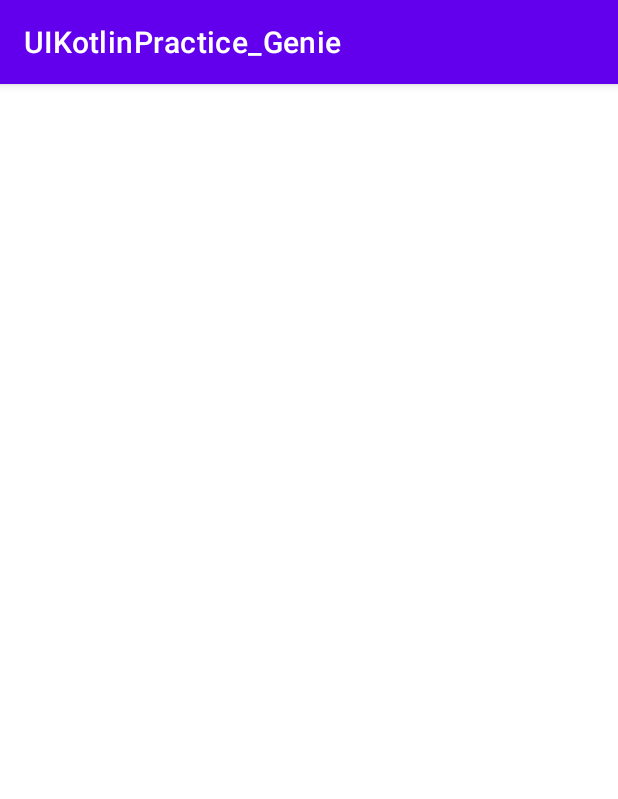
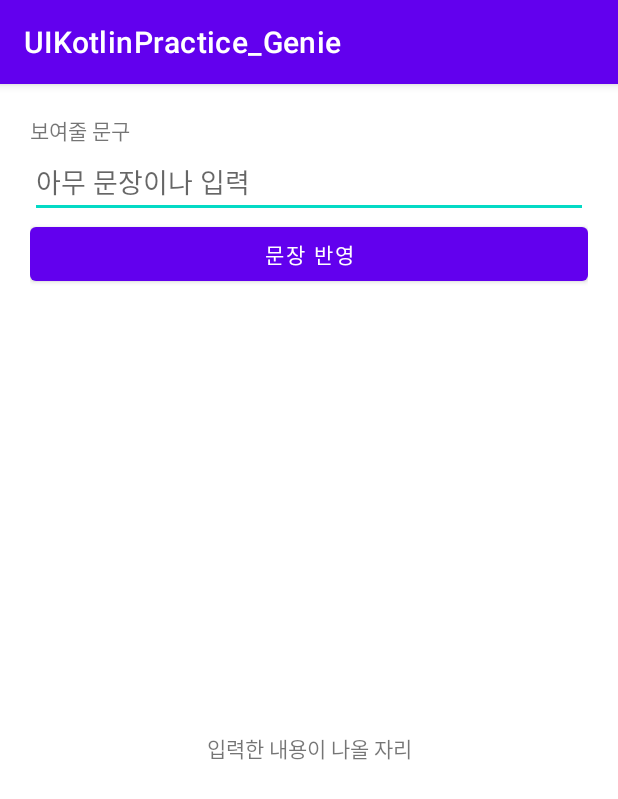
Before and after one commit to cho881020/UIKotlinPractice_Genie, an Android app: the screen it shows after launch (MainActivity), on a phone screen of 412 x 824 dp. Shown: the top 799 px of the screen. Run offline under Robolectric (Android 15) with nearby library versions, the phone set to English and light mode, and no system bars.

Commit message:
UI + Kotlin 화면 구조 설정

```diff
--- a/app/src/main/res/layout/activity_main.xml
+++ b/app/src/main/res/layout/activity_main.xml
@@ -5,7 +5,28 @@
     android:layout_width="match_parent"
     android:layout_height="match_parent"
     android:orientation="vertical"
+    android:padding="20dp"
     tools:context=".MainActivity">
 
+    <TextView
+        android:layout_width="wrap_content"
+        android:layout_height="wrap_content"
+        android:text="보여줄 문구" />
+
+    <EditText
+        android:layout_width="match_parent"
+        android:layout_height="wrap_content"
+        android:hint="아무 문장이나 입력" />
+
+    <Button
+        android:layout_width="match_parent"
+        android:layout_height="wrap_content"
+        android:text="문장 반영" />
+
+    <TextView
+        android:layout_width="match_parent"
+        android:layout_height="match_parent"
+        android:gravity="center"
+        android:text="입력한 내용이 나올 자리" />
 
 </LinearLayout>
```
